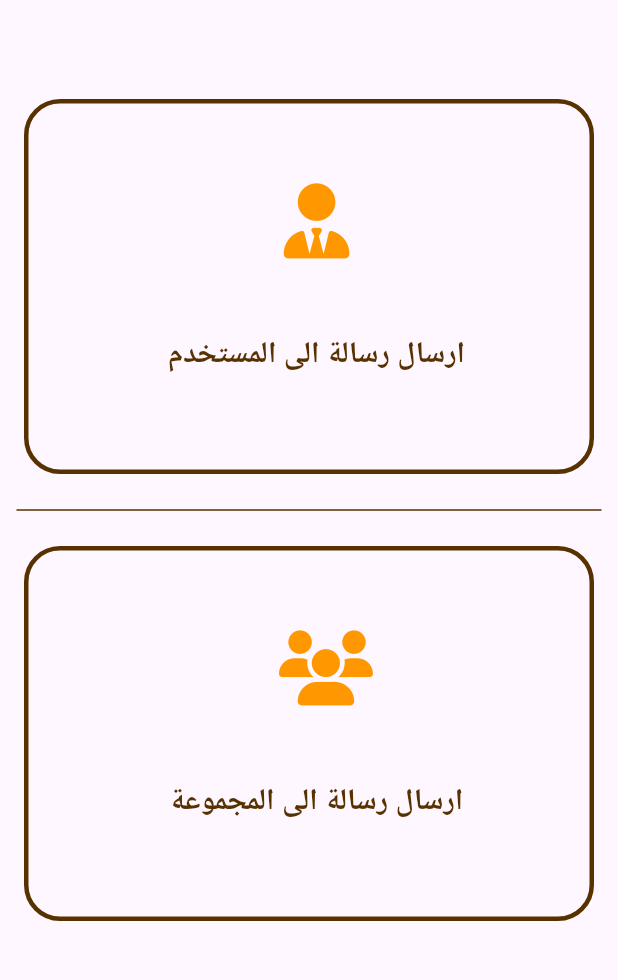
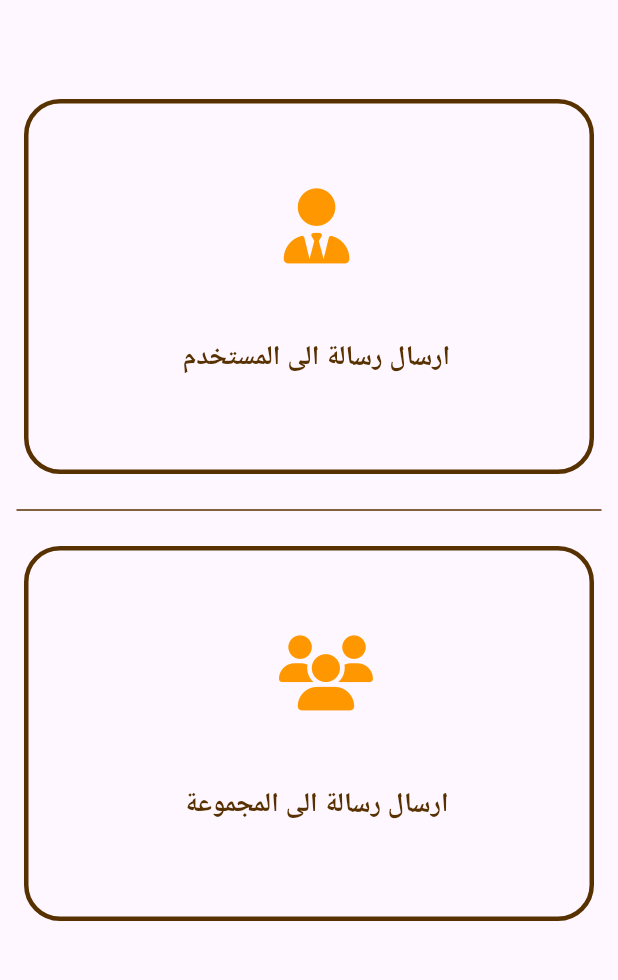
Before and after one commit to Alkhazali218/alrahaala, a Flutter app: the screenView screen opened by its route, on a phone screen of 412 x 824 dp, the part 84-1064 px from its top. Run offline on Flutter 3.47's test engine with Material 3 defaults, Android fonts, the light colour scheme and no system bars; our stand-ins replace bloc, file_picker, flutter_bloc, font_awesome_flutter, google_fonts, image_picker and 1 more; network calls fail; Roboto replaces fonts that are missing (Amiri).

Commit message:
edit text screen view

```diff
--- a/lib/features/Screen/Presentation/screen_view/screen/widgets/stack_item.dart
+++ b/lib/features/Screen/Presentation/screen_view/screen/widgets/stack_item.dart
@@ -51,7 +51,7 @@ class stackItem extends StatelessWidget {
                 Text(
                   textIcon,
                   style: GoogleFonts.amiri(
-                    fontSize: 20,
+                    fontSize: 18,
                     color: kprimaryColor,
                     fontWeight: FontWeight.bold,
                   ),
```
Also changed, not shown: lib/cubits/messages_cubit/messages_cubit.dart (+0 -23 lines).
